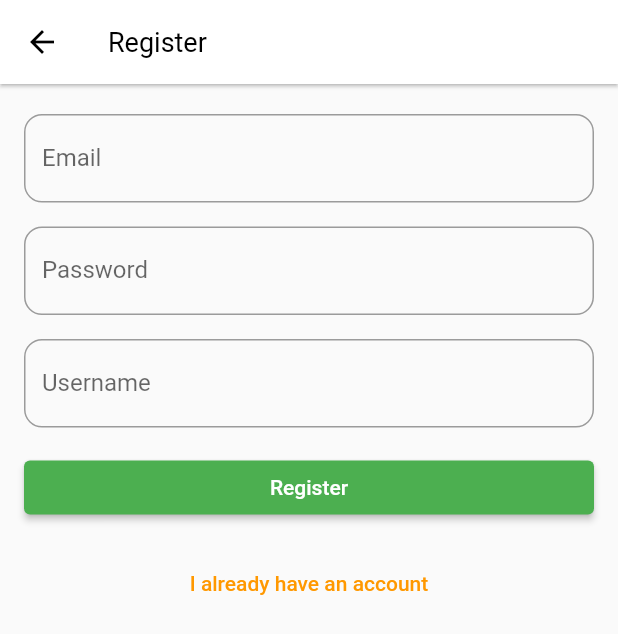
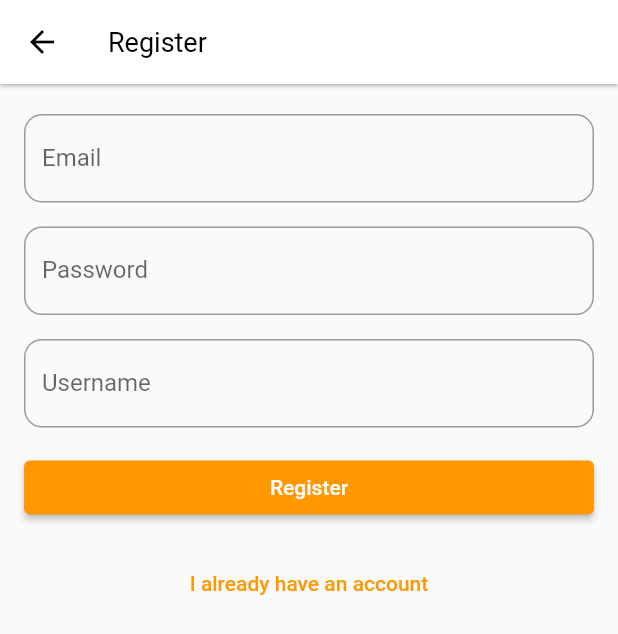
Before and after one commit to supabase-community/flutter-chat, a Flutter app: the RegisterPage screen opened directly with empty values, on a phone screen of 412 x 824 dp. Shown: the top 634 px of the screen. Run offline on Flutter 3.47's test engine with Material 2 defaults, Android fonts, the phone set to English and light mode, and no system bars; our stand-ins replace bloc, flutter_bloc, rxdart, supabase_flutter, timeago; accounts and stored records are empty; statements that could not run were skipped.

Commit message:
update themse

```diff
--- a/lib/main.dart
+++ b/lib/main.dart
@@ -26,6 +26,7 @@ class MyApp extends StatelessWidget {
       create: (context) => ProfilesCubit(),
       child: MaterialApp(
         title: 'SupaChat',
+        debugShowCheckedModeBanner: false,
         theme: appTheme,
         home: const SplashPage(),
       ),
--- a/lib/utils/constants.dart
+++ b/lib/utils/constants.dart
@@ -38,7 +38,7 @@ final appTheme = ThemeData.light().copyWith(
   elevatedButtonTheme: ElevatedButtonThemeData(
     style: ElevatedButton.styleFrom(
       foregroundColor: Colors.white,
-      backgroundColor: Colors.green,
+      backgroundColor: Colors.orange,
     ),
   ),
   inputDecorationTheme: InputDecorationTheme(
```
Also changed, not shown: 4 other files.
